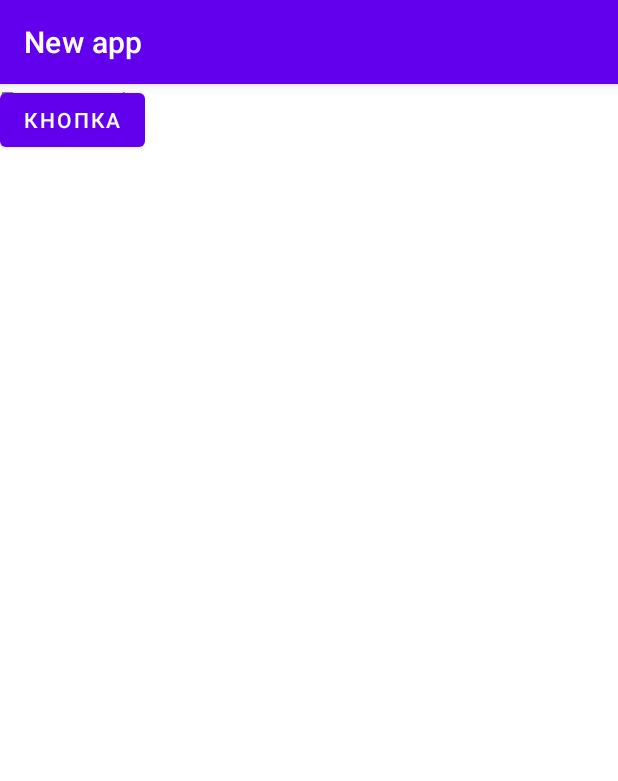
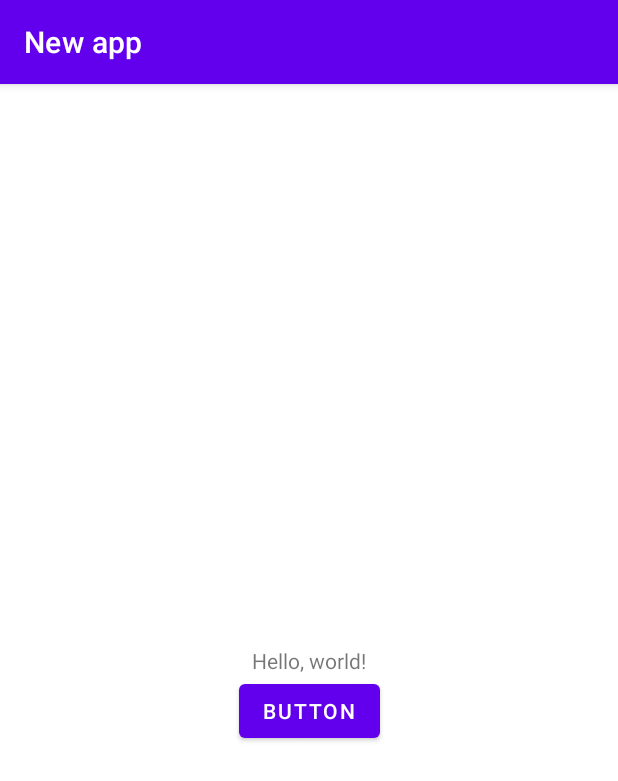
Before and after one commit to Meni19/fix_app_1, an Android app: the screen it shows after launch (MainActivity), on a phone screen of 412 x 824 dp. Shown: the top 781 px of the screen. Run offline under Robolectric (Android 15) with nearby library versions, the phone set to English and light mode, and no system bars.

Commit message:
Фикс всего проекта
1. Хардкодная локализация была удалена и все переводы были перенесены в strings.xml
2. Был создан файл с русской локализацией
3. Был исправлен onTap на onClick в MainActivity
4. В ActivityTwo слегка было изменено логирование, чтобы не путаться с MainActivity
5. В манифесте исправлен "activity" второго активити, а также интент фильтр
6. В activity_main убрал скрытие текста "Привет, мир!"
7. Для красоты кода были добавлены абзацы

```diff
--- a/app/src/main/res/layout/activity_main.xml
+++ b/app/src/main/res/layout/activity_main.xml
@@ -2,24 +2,27 @@
 <androidx.constraintlayout.widget.ConstraintLayout xmlns:android="http://schemas.android.com/apk/res/android"
     xmlns:app="http://schemas.android.com/apk/res-auto"
     xmlns:tools="http://schemas.android.com/tools"
-    android:layout_width="wrap_content"
-    android:layout_height="wrap_content"
+    android:layout_width="match_parent"
+    android:layout_height="match_parent"
     tools:context=".MainActivity">
 
     <TextView
         android:id="@+id/textView"
         android:layout_width="wrap_content"
-        android:layout_height="19dp"
-        android:text="Привет, мир!"
-        tools:layout_editor_absoluteX="72dp"
-        tools:layout_editor_absoluteY="104dp" />
+        android:layout_height="wrap_content"
+        android:text="@string/hello_world"
+        app:layout_constraintBottom_toBottomOf="parent"
+        app:layout_constraintEnd_toEndOf="parent"
+        app:layout_constraintStart_toStartOf="parent"
+        app:layout_constraintTop_toTopOf="parent" />
 
     <Button
         android:id="@+id/btn_go_to"
         android:layout_width="wrap_content"
         android:layout_height="wrap_content"
-        android:text="Кнопка"
-        tools:layout_editor_absoluteX="283dp"
-        tools:layout_editor_absoluteY="175dp" />
+        android:text="@string/button_button"
+        app:layout_constraintEnd_toEndOf="parent"
+        app:layout_constraintStart_toStartOf="parent"
+        app:layout_constraintTop_toBottomOf="@+id/textView" />
 
 </androidx.constraintlayout.widget.ConstraintLayout>
--- a/app/src/main/res/values/strings.xml
+++ b/app/src/main/res/values/strings.xml
@@ -1,4 +1,7 @@
 <resources>
     <string name="app_name">New app</string>
-    <string name="app_name">Новое приложение</string>
+    <string name="hello_world">Hello, world!</string>
+    <string name="button_button">Button</string>
+    <string name="activity_two">Activity 2</string>
+    <string name="back_button">Back</string>
 </resources>
```
Also changed, not shown: app/src/main/AndroidManifest.xml (+12 -13 lines), app/src/main/java/com/example/lr1_2/ActivityTwo.kt (+21 -10 lines), app/src/main/java/com/example/lr1_2/MainActivity.kt (+13 -2 lines), app/src/main/res/layout/activity_two.xml (+3 -4 lines), 1 other file.
